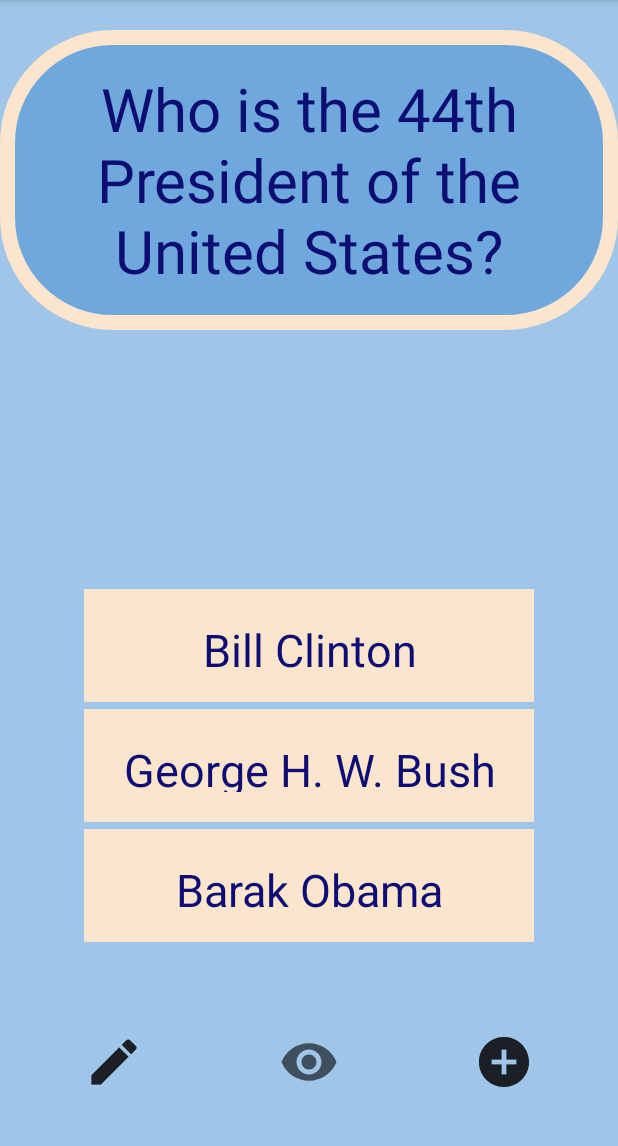
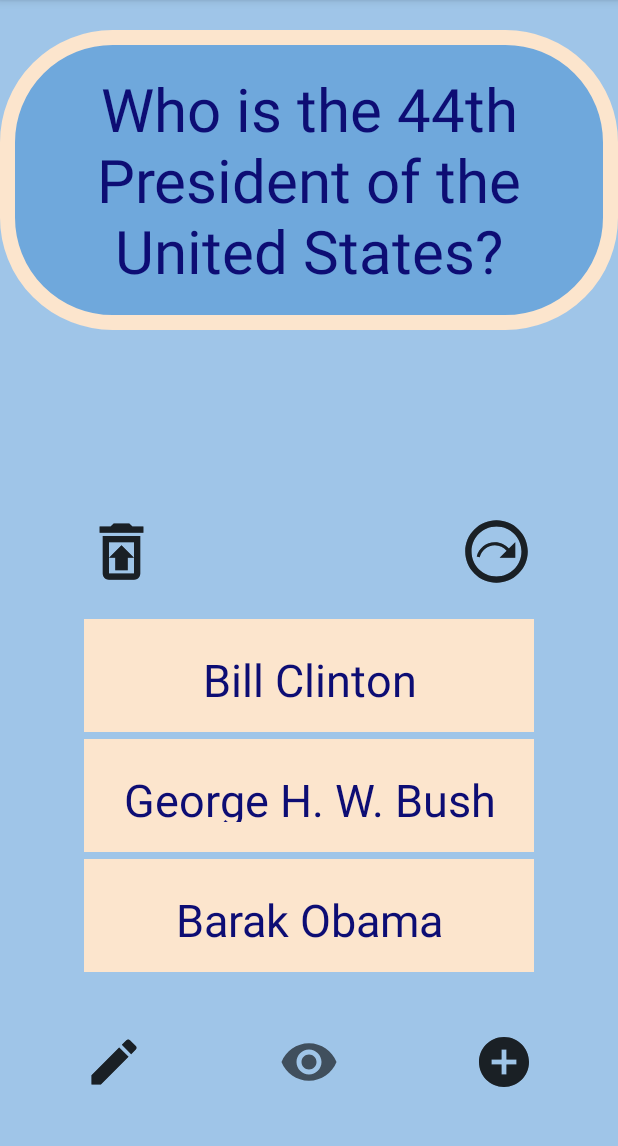
Before and after one commit to antmut/Flashcard_app, an Android app: the screen it shows after launch (MainActivity), on a phone screen of 412 x 824 dp, the part 84-1230 px from its top. Run offline under Robolectric (Android 15) with nearby library versions, the phone set to English and light mode, and no system bars; our stand-ins replace Room's generated code.

Commit message:
Lab3 first commit
All required features covered with a few optional

```diff
--- /dev/null
+++ b/app/src/main/res/drawable/ic_next.xml
@@ -0,0 +1,6 @@
+<vector android:autoMirrored="true" android:height="50dp"
+    android:tint="?attr/colorControlNormal" android:viewportHeight="24"
+    android:viewportWidth="24" android:width="50dp" xmlns:android="http://schemas.android.com/apk/res/android">
+    <path android:fillColor="@android:color/white" android:pathData="M12,2C6.48,2 2,6.48 2,12c0,5.52 4.48,10 10,10s10,-4.48 10,-10C22,6.48 17.52,2 12,2zM12,20c-4.42,0 -8,-3.58 -8,-8s3.58,-8 8,-8s8,3.58 8,8S16.42,20 12,20z"/>
+    <path android:fillColor="@android:color/white" android:pathData="M15.97,11.03C14.87,9.79 13.28,9 11.5,9c-2.82,0 -5.18,1.95 -5.82,4.56l0.96,0.32C7.15,11.66 9.13,10 11.5,10c1.51,0 2.85,0.68 3.76,1.74L13,14h5V9L15.97,11.03z"/>
+</vector>
--- /dev/null
+++ b/app/src/main/res/drawable/ic_trash.xml
@@ -0,0 +1,5 @@
+<vector android:autoMirrored="true" android:height="50dp"
+    android:tint="?attr/colorControlNormal" android:viewportHeight="24"
+    android:viewportWidth="24" android:width="50dp" xmlns:android="http://schemas.android.com/apk/res/android">
+    <path android:fillColor="@android:color/white" android:pathData="M15.5,4l-1,-1h-5l-1,1L5,4v2h14L19,4zM6,19c0,1.1 0.9,2 2,2h8c1.1,0 2,-0.9 2,-2L18,7L6,7v12zM8,14L8,9h8v10L8,19v-5zM10,18h4v-4h2l-4,-4 -4,4h2z"/>
+</vector>
--- a/app/src/main/res/layout/activity_main.xml
+++ b/app/src/main/res/layout/activity_main.xml
@@ -26,7 +26,7 @@
         android:layout_height="75dp"
         android:layout_alignParentBottom="true"
         android:layout_centerHorizontal="true"
-        android:layout_marginBottom="300dp"
+        android:layout_marginBottom="280dp"
         android:background="#fce5cd"
         android:gravity="center"
         android:padding="20dp"
@@ -41,7 +41,7 @@
         android:layout_height="75dp"
         android:layout_alignParentBottom="true"
         android:layout_centerHorizontal="true"
-        android:layout_marginBottom="220dp"
+        android:layout_marginBottom="200dp"
         android:background="#fce5cd"
         android:gravity="center"
         android:padding="20dp"
@@ -56,7 +56,7 @@
         android:layout_height="75dp"
         android:layout_alignParentBottom="true"
         android:layout_centerHorizontal="true"
-        android:layout_marginBottom="140dp"
+        android:layout_marginBottom="120dp"
         android:background="#fce5cd"
         android:gravity="center"
         android:padding="20dp"
@@ -111,4 +111,28 @@
         android:src="@drawable/ic_edit"
         android:textColor="#bcbcbc" />
 
+    <ImageView
+        android:id="@+id/ic_next"
+        android:layout_width="50dp"
+        android:layout_height="50dp"
+        android:layout_alignRight="@id/flashcard_answer3"
+        android:layout_alignParentBottom="true"
+        android:layout_centerHorizontal="true"
+        android:layout_marginBottom="375dp"
+        android:background="@drawable/ic_next"
+        android:src="@drawable/ic_next"
+        android:textColor="#bcbcbc" />
+
+    <ImageView
+        android:id="@+id/ic_trash"
+        android:layout_width="50dp"
+        android:layout_height="50dp"
+        android:layout_alignLeft="@id/flashcard_answer3"
+        android:layout_alignParentBottom="true"
+        android:layout_centerHorizontal="true"
+        android:layout_marginBottom="375dp"
+        android:background="@drawable/ic_trash"
+        android:src="@drawable/ic_trash"
+        android:textColor="#bcbcbc" />
+
 </RelativeLayout>
```
Also changed, not shown: app/src/main/java/com/example/flashcard/MainActivity.java (+65 -0 lines), 1 other file.
